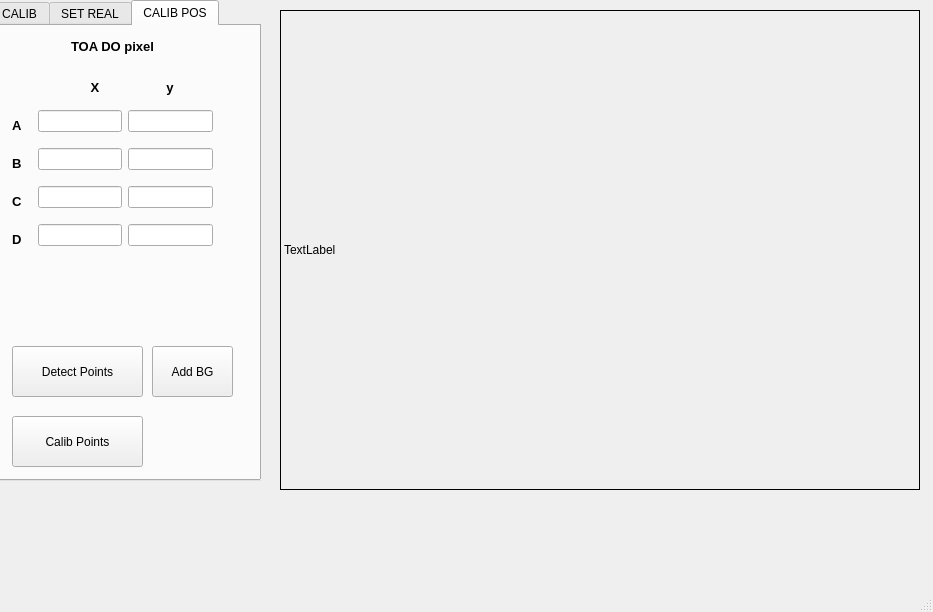
Qt form configs/mdragon/pythonextern/calibcamera/mycalib/mycLIB.ui (mWorkVN/linuxcnc) before a commit.
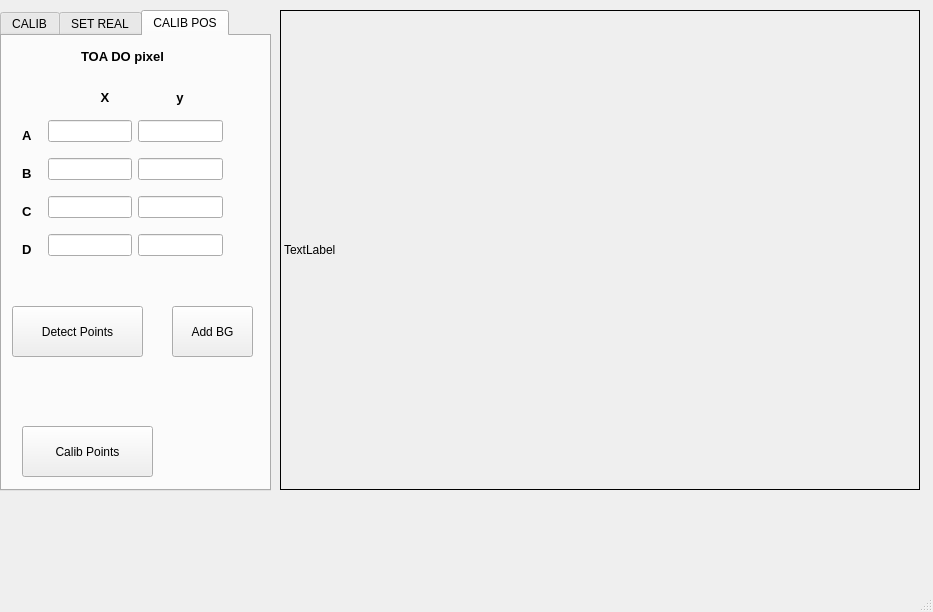
The same form after that commit.

```diff
--- a/configs/mdragon/pythonextern/calibcamera/mycalib/mycLIB.ui
+++ b/configs/mdragon/pythonextern/calibcamera/mycalib/mycLIB.ui
@@ -33,8 +33,8 @@
    <widget class="QTabWidget" name="tabWidget">
     <property name="geometry">
      <rect>
-      <x>-10</x>
-      <y>0</y>
+      <x>0</x>
+      <y>10</y>
       <width>271</width>
       <height>481</height>
      </rect>
@@ -872,10 +872,10 @@
           </widget>
          </item>
          <item>
-          <widget class="QLineEdit" name="lbl_RPoint1Y_2"/>
+          <widget class="QLineEdit" name="lbl_Point1X"/>
          </item>
          <item>
-          <widget class="QLineEdit" name="lbl_Point1X">
+          <widget class="QLineEdit" name="lbl_Point1Y">
            <property name="inputMethodHints">
             <set>Qt::ImhDigitsOnly|Qt::ImhFormattedNumbersOnly</set>
            </property>
@@ -1074,8 +1074,8 @@
      <widget class="QPushButton" name="btn_detectpoints">
       <property name="geometry">
        <rect>
-        <x>20</x>
-        <y>320</y>
+        <x>10</x>
+        <y>270</y>
         <width>131</width>
         <height>51</height>
        </rect>
@@ -1100,8 +1100,8 @@
      <widget class="QPushButton" name="btn_addbg">
       <property name="geometry">
        <rect>
-        <x>160</x>
-        <y>320</y>
+        <x>170</x>
+        <y>270</y>
         <width>81</width>
         <height>51</height>
        </rect>
```
